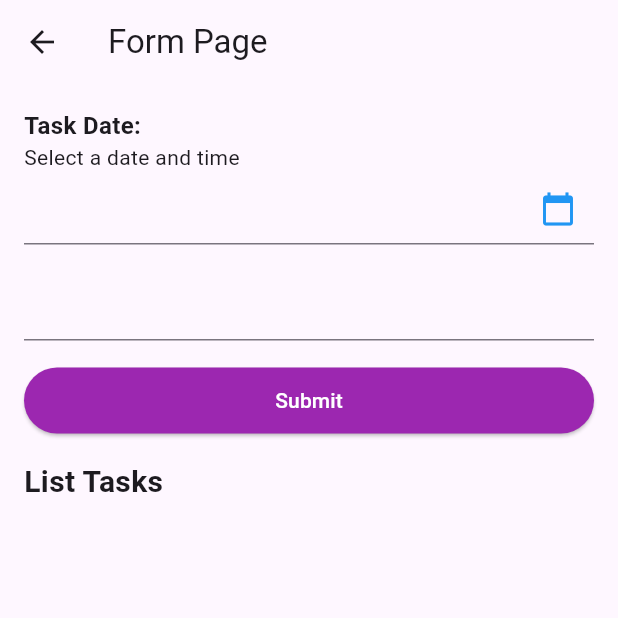
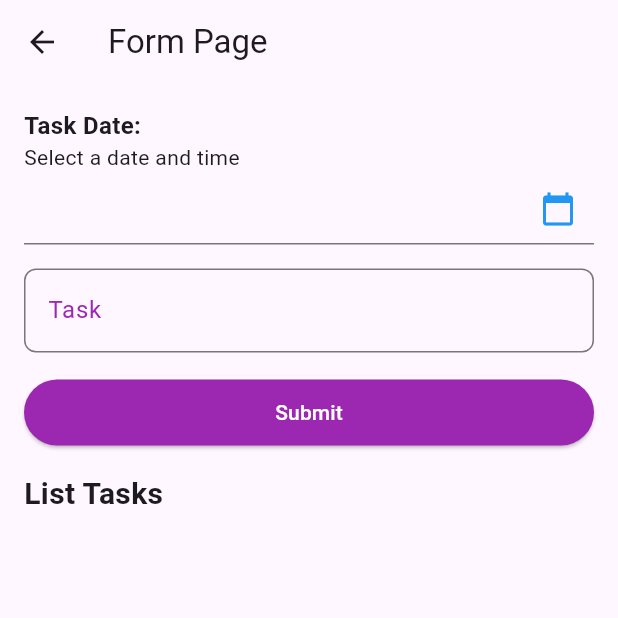
Before and after one commit to IrfanHidayatulahP/TodoApp_0142, a Flutter app: the TodoPage screen opened directly, on a phone screen of 412 x 824 dp, the top half of it. Run offline on Flutter 3.47's test engine with Material 3 defaults, Android fonts, the phone set to English and light mode, and no system bars.

Commit message:
memperbaiki design tampilan dengan merubah warna untuk form field nya

```diff
--- a/lib/todo_page.dart
+++ b/lib/todo_page.dart
@@ -108,6 +108,14 @@ class _TodoPageState extends State<TodoPage> {
                     const SizedBox(height: 16),
                     TextFormField(
                       controller: _taskController,
+                      decoration: InputDecoration(
+                        labelText: "Task",
+                        labelStyle: const TextStyle(color: Colors.purple),
+                        border: OutlineInputBorder(
+                          borderSide: const BorderSide(color: Colors.purple),
+                          borderRadius: BorderRadius.circular(8),
+                        ),
+                      ),
                       validator: (value) {
                         if (value!.isEmpty) {
                           return 'Task tidak boleh kosong';
```
